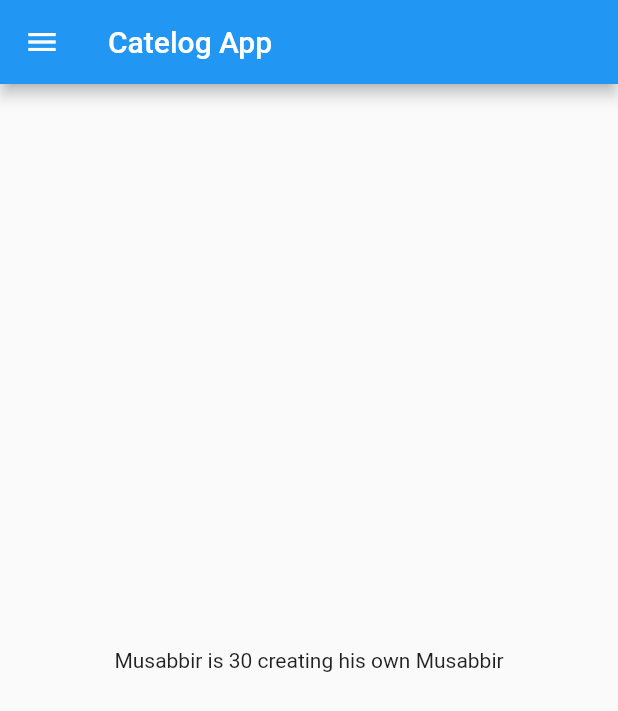
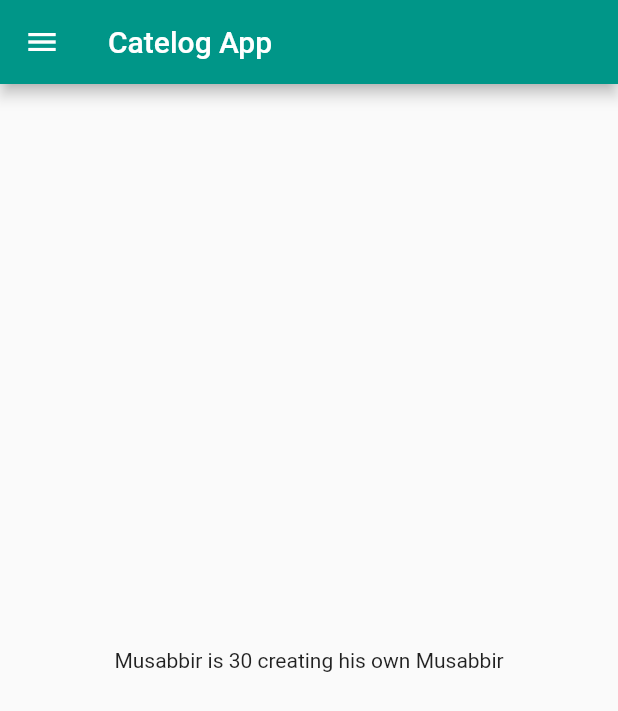
Before and after one commit to Musabbir2/Catelog_app, a Flutter app: the screen it shows after launch, on a phone screen of 412 x 824 dp. Shown: the top 711 px of the screen. Run offline on Flutter 3.47's test engine with Material 2 defaults, Android fonts, the phone set to English and light mode, and no system bars.

Commit message:
Day 3 completed

```diff
--- a/lib/main.dart
+++ b/lib/main.dart
@@ -1,5 +1,6 @@
 import 'package:flutter/material.dart';
-import 'package:hello_android/home_page.dart';
+import 'package:hello_android/pages/home_page.dart';
+import 'package:hello_android/pages/login_page.dart';
 
 void main(){
   runApp(FirstApp());
@@ -11,9 +12,20 @@ class FirstApp extends StatelessWidget {
 
   @override
   Widget build(BuildContext context) {
-
     return MaterialApp(
-     home: HomePage(),
+      themeMode: ThemeMode.light,
+      theme: ThemeData(
+        primarySwatch: Colors.teal,
+      ),
+      darkTheme: ThemeData(
+        brightness: Brightness.dark,
+    ),
+      initialRoute: "/home",
+      routes: {
+       '/': (context) =>  LoginPage(),
+       '/home': (context) => HomePage(),
+       '/login': (context) => LoginPage(),
+      },
     );
   }
 }
```
Also changed, not shown: lib/pages/login_page.dart (added, +21 -0 lines), lib/pages/home_page.dart (renamed from lib/home_page.dart).
